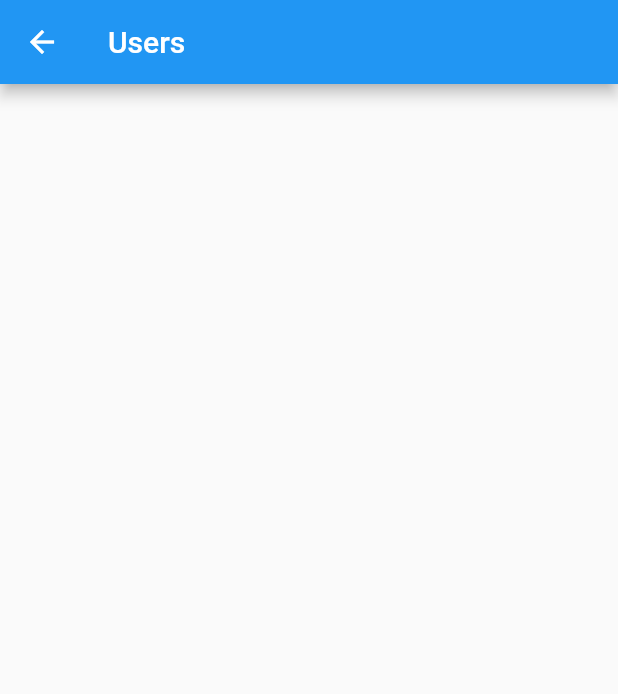
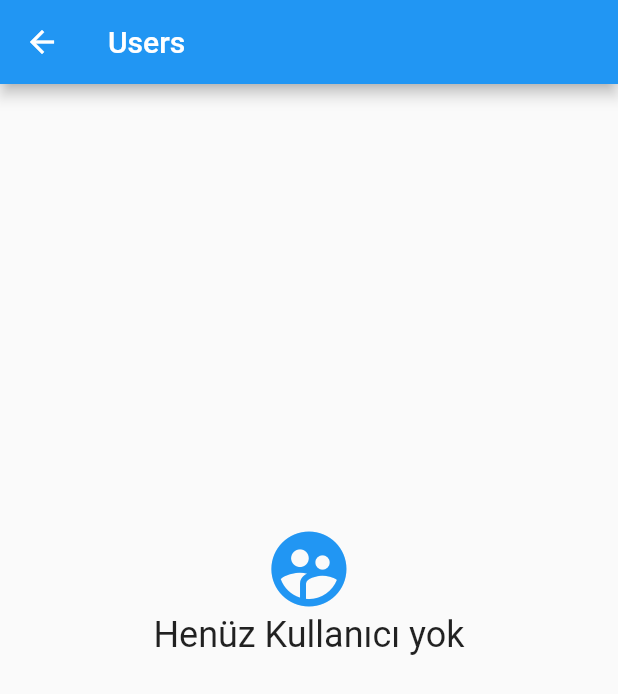
Before and after one commit to oberkaytuncer/assistify_test2, a Flutter app: the UsersTab screen opened directly, on a phone screen of 412 x 824 dp. Shown: the top 694 px of the screen. Run offline on Flutter 3.47's test engine with Material 2 defaults, Android fonts, the light colour scheme and no system bars; our stand-ins replace cloud_firestore, firebase_auth, firebase_storage, font_awesome_flutter, get_it, google_sign_in and 1 more; missing offline and left inert: flutter_facebook_login; accounts and stored records are empty.

Commit message:
boş sayfa karşılamaları tamam

```diff
--- a/lib/app/home_page.dart
+++ b/lib/app/home_page.dart
@@ -1,4 +1,5 @@
 import 'package:flutter/material.dart';
+import 'package:flutter_messaging_app/app/my_conversation_tab.dart';
 import 'package:flutter_messaging_app/app/my_custom_bottom_navi.dart';
 import 'package:flutter_messaging_app/app/profile_tab.dart';
 import 'package:flutter_messaging_app/app/tab_items.dart';
@@ -21,12 +22,14 @@ class _HomePageState extends State<HomePage> {
 
   Map<TabItem, GlobalKey<NavigatorState>> navigatorsKeys = {
     TabItem.Users: GlobalKey<NavigatorState>(),
+    TabItem.MyChat: GlobalKey<NavigatorState>(),
     TabItem.Profile: GlobalKey<NavigatorState>(),
   }; //Burasını normalde MyCustomBottomNAvi sınıfında da yabilirdim ama sayfaların keylerini homepage'de tutmak daha mantıklı. 244.ders
 
   Map<TabItem, Widget> allTabs() {
     return {
       TabItem.Users: UsersTab(),
+      TabItem.MyChat: MyConversationTab(),
       TabItem.Profile: ProfileTab(),
     };
   } //Bu Map gerekli yönlendirmeleri yapacak yolları gösteriyor.
--- a/lib/app/my_custom_bottom_navi.dart
+++ b/lib/app/my_custom_bottom_navi.dart
@@ -24,6 +24,7 @@ class MyCustomBottomNavigationBar extends StatelessWidget {
       tabBar: CupertinoTabBar(
           items: [
             _createNavigationItem(TabItem.Users),
+            _createNavigationItem(TabItem.MyChat),
             _createNavigationItem(TabItem.Profile),
           ],
           onTap: (index) => onSelectedTab(TabItem.values[
--- a/lib/app/tab_items.dart
+++ b/lib/app/tab_items.dart
@@ -1,7 +1,7 @@
 import 'package:flutter/cupertino.dart';
 import 'package:flutter/material.dart';
 
-enum TabItem { Users, Profile }
+enum TabItem { Users, MyChat, Profile }
 
 class TabItemData {
   final String title;
@@ -11,6 +11,7 @@ class TabItemData {
 
   static Map<TabItem, TabItemData> allTabs = {
     TabItem.Users: TabItemData('Kullanıcılar', Icons.supervised_user_circle),
+    TabItem.MyChat: TabItemData('Konuşmalarım', Icons.chat_bubble),
     TabItem.Profile: TabItemData('Profil', Icons.person),
   };
 }
--- a/lib/app/users_tab.dart
+++ b/lib/app/users_tab.dart
@@ -1,10 +1,16 @@
 import 'package:flutter/material.dart';
-import 'package:flutter_messaging_app/app/chat.dart';
+
+import 'package:flutter_messaging_app/app/chat_page.dart';
 import 'package:flutter_messaging_app/model/user.dart';
 import 'package:flutter_messaging_app/view_model/user_model.dart';
 import 'package:provider/provider.dart';
 
-class UsersTab extends StatelessWidget {
+class UsersTab extends StatefulWidget {
+  @override
+  _UsersTabState createState() => _UsersTabState();
+}
+
+class _UsersTabState extends State<UsersTab> {
   @override
   Widget build(BuildContext context) {
     UserModel _userModel = Provider.of<UserModel>(context);
@@ -19,7 +25,9 @@ class UsersTab extends StatelessWidget {
             if (result.hasData) {
               var allUsers = result.data;
               if (allUsers.length - 1 > 0) {
-                return ListView.builder(
+                return RefreshIndicator(
+                  onRefresh: _refreshUserList,
+                  child: ListView.builder(
                     itemCount: allUsers.length,
                     itemBuilder: (context, index) {
                       var nextUser = result.data[index];
@@ -29,7 +37,7 @@ class UsersTab extends StatelessWidget {
                           onTap: () {
                             Navigator.of(context, rootNavigator: true).push(
                               MaterialPageRoute(
-                              builder: (context) => Chat(
+                                builder: (context) => ChatPage(
                                   currentUser: _userModel.user,
                                   oppositeUser: nextUser,
                                 ),
@@ -49,16 +57,48 @@ class UsersTab extends StatelessWidget {
                         return Container();
                       }
                     },
+                  ),
                 );
               } else {
-                Center(
-                  child: Text('Kayıtlı bir kullanıcı yok'),
+                return RefreshIndicator(
+                  onRefresh: _refreshUserList,
+                  child: SingleChildScrollView(
+                    physics: AlwaysScrollableScrollPhysics(),
+                    child: Container(
+                      child: Center(
+                        child: Column(
+                          mainAxisAlignment: MainAxisAlignment.center,
+                          crossAxisAlignment: CrossAxisAlignment.center,
+                          children: <Widget>[
+                            Icon(
+                              Icons.supervised_user_circle,
+                              color: Theme.of(context).primaryColor,
+                              size: 60,
+                            ),
+                            Text(
+                              'Henüz Kullanıcı yok',
+                              style: TextStyle(fontSize: 24),
+                            ),
+                          ],
+                        ),
+                      ),
+                      height: MediaQuery.of(context).size.height-150,
+                    ),
+                  ),
                 );
               }
             } else {
-              return Center(child: CircularProgressIndicator());
+              return Center(
+                child: CircularProgressIndicator(),
+              );
             }
           }),
     );
   }
+
+  Future<Null> _refreshUserList() async {
+    setState(() {});
+    await Future.delayed(Duration(milliseconds: 500));
+    return null;
   }
+}
--- /dev/null
+++ b/lib/model/conversation.dart
@@ -0,0 +1,46 @@
+import 'package:cloud_firestore/cloud_firestore.dart';
+
+class Conversation {
+  final String chat_guest;
+  final String chat_owner;
+  final Timestamp created_date_message;
+  final String last_sent_message;
+  final bool seen_message;
+  final Timestamp seen_date_message;
+  String guestUserName;
+  String guestUserProfilePhotoURL;
+
+  Conversation({
+    this.chat_guest,
+    this.chat_owner,
+    this.created_date_message,
+    this.last_sent_message,
+    this.seen_message,
+    this.seen_date_message,
+  });
+
+  Map<String, dynamic> toMap() {
+    return {
+      'chat_guest': chat_guest,
+      'chat_owner': chat_owner,
+      'created_date_message':
+          created_date_message ?? FieldValue.serverTimestamp(),
+      'last_sent_message': last_sent_message,
+      'seen_message': seen_message,
+      'seen_date_message': seen_date_message ?? FieldValue.serverTimestamp(),
+    };
+  }
+
+  Conversation.fromMap(Map<String, dynamic> map)
+      : chat_guest = map['chat_guest'],
+        chat_owner = map['chat_owner'],
+        created_date_message = map['created_date_message'],
+        last_sent_message = map['last_sent_message'],
+        seen_message = map['seen_message'],
+        seen_date_message = map['seen_date_message'];
+
+  @override
+  String toString() {
+    return 'Chat{chat_guest: $chat_guest, chat_owner: $chat_owner, created_date_message: $created_date_message, last_sent_message: $last_sent_message, seen_message: $seen_message, seen_date_message: $seen_date_message } ';
+  }
+}
--- a/lib/model/user.dart
+++ b/lib/model/user.dart
@@ -55,6 +55,9 @@ class User {
     };
   }
 
+  User.idAndProfilePhotoURL(
+      {@required this.userID, @required this.profilePhotoURL});
+
   User.fromMap(Map<String, dynamic> map)
       : userID = map['userID'],
         email = map['email'],
@@ -72,8 +75,7 @@ class User {
         cv = map['cv'],
         languagePreference = map['languagePreference'],
         membershipPackage = map['membershipPackage'],
-        active = map['active']
-        ;
+        active = map['active'];
 
   String generateRandomNumber() {
     int randomNumber = Random().nextInt(9999999);
--- a/lib/services/database_base.dart
+++ b/lib/services/database_base.dart
@@ -1,3 +1,4 @@
+import 'package:flutter_messaging_app/model/conversation.dart';
 import 'package:flutter_messaging_app/model/message.dart';
 import 'package:flutter_messaging_app/model/user.dart';
 
@@ -7,6 +8,7 @@ abstract class DBBase {
   Future<bool> updateUserName(String userID, String newUserName);
   Future<bool> updateProfilePhoto(String userID, String profilePhotoURL);
   Future<List<User>> getAllUsers();
+  Future<List<Conversation>> getAllConversations(String userID);
   Stream<List<Message>> getMessages(
       String currentUserID, String oppositeUserID);
   Future<bool> saveMessage(Message willSaveMessage);
```
Also changed, not shown: lib/app/chat_page.dart (renamed from lib/app/chat.dart, +4 -4 lines), lib/app/my_conversation_tab.dart (added, +117 -0 lines), lib/repository/user_repository.dart (+46 -2 lines), lib/services/firestore_db_service.dart (+42 -2 lines), lib/view_model/user_model.dart (+8 -2 lines). Lines whose indentation alone changed are shown as unchanged.
